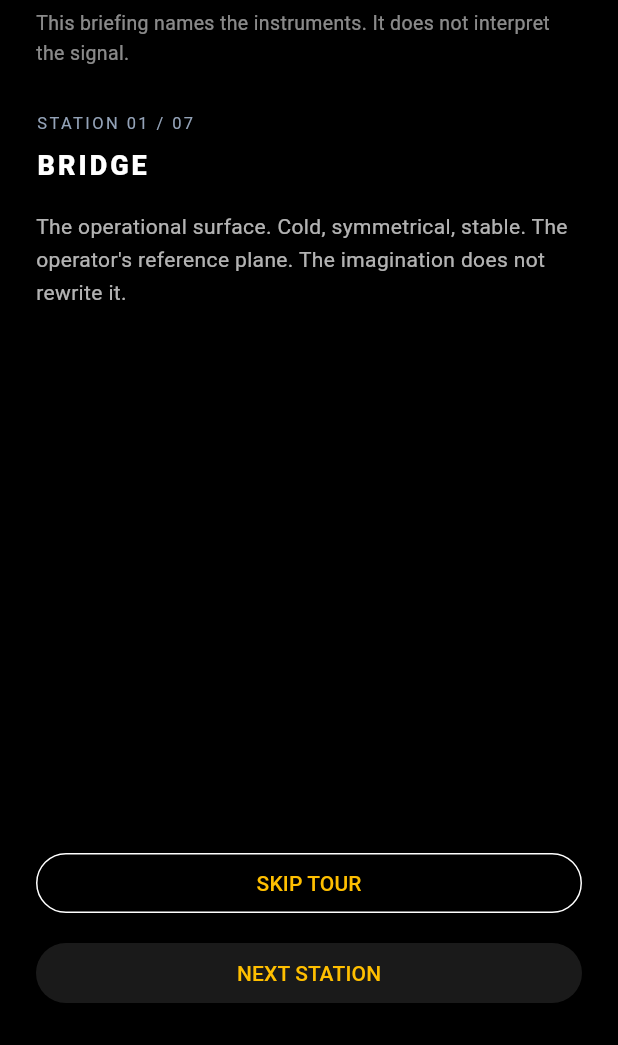
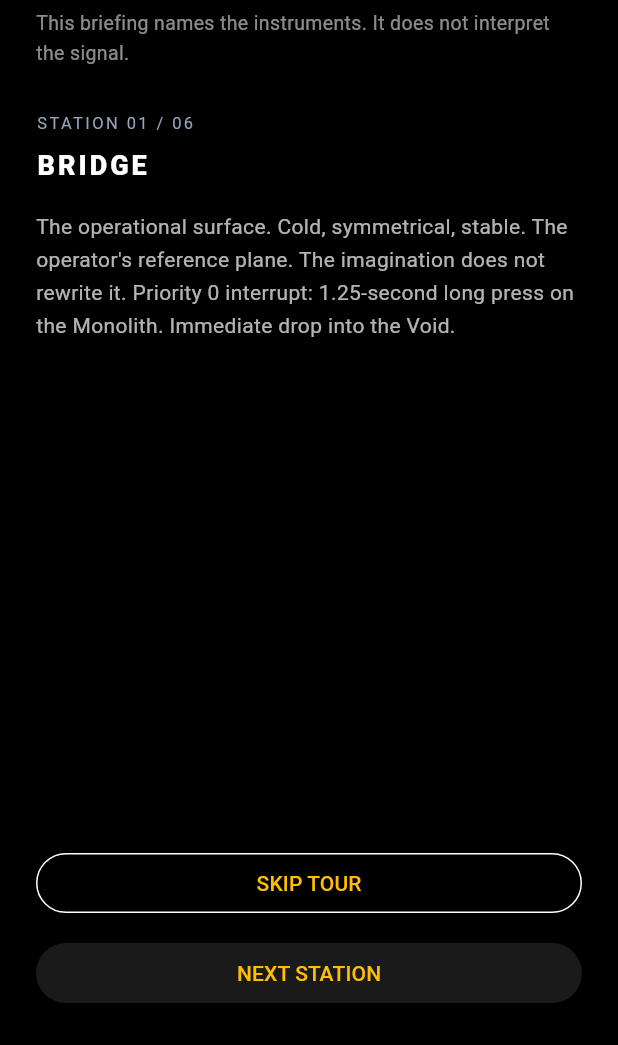
Before and after one commit to SaintZen/aegis, a Flutter app: the InstrumentTourScreen screen opened directly with empty values, on a phone screen of 412 x 824 dp, the part 191-1236 px from its top. Run offline on Flutter 3.47's test engine with Material 3 defaults, Android fonts, the phone set to English and light mode, and no system bars; our stand-ins replace audioplayers, file_picker, just_audio, local_auth, pdf, permission_handler and 6 more; missing offline and left inert: audio_waveforms, record; accounts and stored records are empty; Roboto replaces fonts that are missing (RobotoMono).

Commit message:
fix(tour): do not graduate the operator on Kill Switch
Station 07 KILL SWITCH was the wrong last beat: first-run was teaching
the emergency interrupt as the destination, and ENTER BRIDGE then dumped
the operator on Anchor.

- Remove the Kill Switch station. Priority 0 lives as a line on BRIDGE.
- ENTER BRIDGE / SKIP from this session open the Bridge pillar.
- Returning launches still open Anchor. Body copy wraps at 560px.

Co-authored-by: SaintZen <SaintZen@users.noreply.github.com>

```diff
--- a/lib/data/instrument_tour_copy.dart
+++ b/lib/data/instrument_tour_copy.dart
@@ -32,7 +32,9 @@ class InstrumentTourCopy {
       name: 'BRIDGE',
       body:
           'The operational surface. Cold, symmetrical, stable. '
-          'The operator\'s reference plane. The imagination does not rewrite it.',
+          'The operator\'s reference plane. The imagination does not rewrite it. '
+          'Priority 0 interrupt: 1.25-second long press on the Monolith. '
+          'Immediate drop into the Void.',
     ),
     InstrumentTourStation(
       id: 'hollow',
@@ -72,13 +74,6 @@ class InstrumentTourCopy {
           'If any precondition is absent, the event is classified as overload. '
           'The ledger output is the durable record.',
     ),
-    InstrumentTourStation(
-      id: 'kill_switch',
-      name: 'KILL SWITCH',
-      body:
-          'Priority 0. 1.25-second long press on the Monolith Anchor. '
-          'Universal interrupt. Immediate drop into the Void.',
-    ),
   ];
 
   /// Every operator-facing string. Tests lock doctrine and voice.
--- a/lib/screens/instrument_tour_screen.dart
+++ b/lib/screens/instrument_tour_screen.dart
@@ -131,13 +131,16 @@ class _InstrumentTourScreenState extends State<InstrumentTourScreen> {
                 ),
               ),
               const SizedBox(height: 16),
-              Text(
+              ConstrainedBox(
+                constraints: const BoxConstraints(maxWidth: 560),
+                child: Text(
                   station.body,
                   style: const TextStyle(
                     color: Colors.white70,
                     fontSize: 14,
                     height: 1.6,
                     fontFamily: 'RobotoMono',
+                  ),
                 ),
               ),
               const Spacer(),
```
Also changed, not shown: lib/main.dart (+16 -4 lines), 1 other file. Lines whose indentation alone changed are shown as unchanged.
